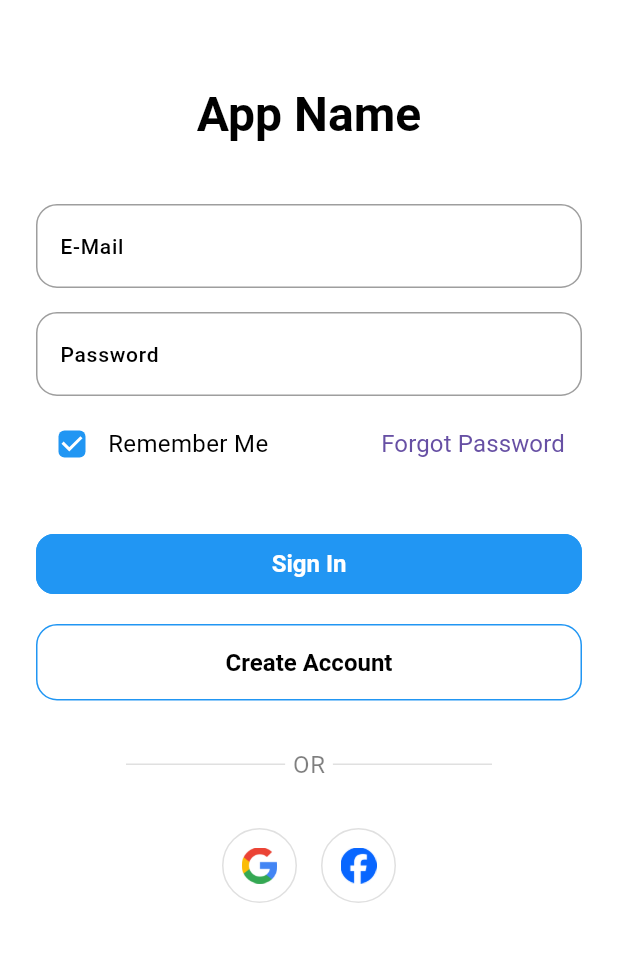
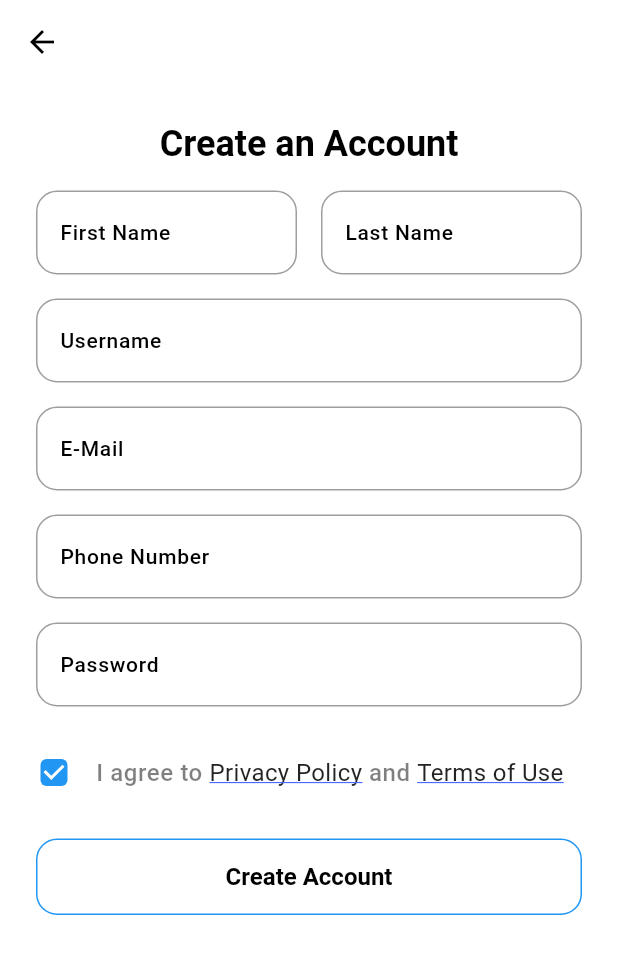
Before and after one commit to AlexanderGeorge102934/westloopmart, a Flutter app: the screen it shows after launch, after a tap on "Create Account", on a phone screen of 412 x 824 dp. Shown: the top 954 px of the screen. Run offline on Flutter 3.47's test engine with Material 3 defaults, Android fonts, the phone set to English and light mode, and no system bars; our stand-ins replace get; Roboto replaces fonts that are missing (Poppins).

Commit message:
Added more to login page

```diff
--- a/lib/features/authentication/screens/login/Widgets/login_form.dart
+++ b/lib/features/authentication/screens/login/Widgets/login_form.dart
@@ -1,5 +1,8 @@
 import 'package:flutter/cupertino.dart';
 import 'package:flutter/material.dart';
+import 'package:get/get.dart';
+import 'package:get/get_core/src/get_main.dart';
+import 'package:startup_app/features/authentication/screens/sign_up/create_account.dart';
 
 import '../../../../../utils/constants/sizes.dart';
 import '../../../../../utils/constants/texts.dart';
@@ -49,7 +52,7 @@ class TLoginForm extends StatelessWidget {
           SizedBox(width: double.infinity, child: ElevatedButton(onPressed: (){}, child: Text(TTexts.signIn))),
           const SizedBox(height: TSizes.spaceBtwItems),
           ///Create Account Button
-          SizedBox(width: double.infinity, child: OutlinedButton(onPressed: (){}, child: Text(TTexts.createAccount))),
+          SizedBox(width: double.infinity, child: OutlinedButton(onPressed: ()=> Get.to(()=> const CreateAccountScreen()), child: Text(TTexts.createAccount))),
 
         ],
       ),
--- a/lib/features/authentication/screens/login/login.dart
+++ b/lib/features/authentication/screens/login/login.dart
@@ -35,7 +35,6 @@ class LoginScreen extends StatelessWidget {
 
               ///Footer
               const TSocialButtons()
-
             ],
           ),
         ),
--- /dev/null
+++ b/lib/features/authentication/screens/sign_up/Widgets/create_account_header.dart
@@ -0,0 +1,22 @@
+import 'package:flutter/cupertino.dart';
+import 'package:flutter/material.dart';
+
+import '../../../../../utils/constants/sizes.dart';
+import '../../../../../utils/constants/texts.dart';
+
+class TCreateAccountHeader extends StatelessWidget {
+  const TCreateAccountHeader({
+    super.key,
+  });
+
+  @override
+  Widget build(BuildContext context) {
+    return Column(
+      crossAxisAlignment: CrossAxisAlignment.center,
+      children: [
+        Text(TTexts.signUpTitle, style: Theme.of(context).textTheme.headlineMedium,),
+        const SizedBox(height: TSizes.md),
+      ],
+    );
+  }
+}
--- /dev/null
+++ b/lib/features/authentication/screens/sign_up/create_account.dart
@@ -0,0 +1,122 @@
+import 'package:flutter/material.dart';
+import 'package:get/get.dart';
+import 'package:startup_app/common/styles/spacing_styles.dart';
+import 'package:startup_app/common/widgets/form_divider.dart';
+import 'package:startup_app/features/authentication/screens/sign_up/Widgets/create_account_header.dart';
+import 'package:startup_app/helpers/helpers.dart';
+import 'package:startup_app/utils/constants/colors.dart';
+import 'package:startup_app/utils/constants/image_strings.dart';
+import 'package:startup_app/utils/constants/sizes.dart';
+import 'package:startup_app/utils/constants/texts.dart';
+
+import '../../../../common/widgets/social_buttons.dart';
+
+class CreateAccountScreen extends StatelessWidget {
+  const CreateAccountScreen({super.key});
+
+  @override
+  Widget build(BuildContext context) {
+    final dark = THelperFunctions.isDarkMode(context);
+    return Scaffold(
+      appBar: AppBar(),
+      body: SingleChildScrollView(
+        child: Padding(
+          padding: const EdgeInsets.all(TSizes.defaultSpace),
+          child: Column(
+            children: [
+              ///Title
+              const TCreateAccountHeader(),
+
+              ///Form
+              Form(child:Column(
+                children: [
+
+                  ///First and Last Name
+                  Row(
+                    children: [
+                      ///First Name
+                      Expanded(
+                        child: TextFormField(
+                          expands: false,
+                          decoration: const InputDecoration(labelText: TTexts.firstName),
+
+                        ),
+                      ),
+                      const SizedBox(width: TSizes.spaceBtwInputFields),
+                      ///Last Name
+                      Expanded(
+                        child: TextFormField(
+                          expands: false,
+                          decoration: const InputDecoration(labelText: TTexts.lastName),
+                        ),
+                      ),
+                    ],
+                  ),
+                  const SizedBox(height: TSizes.spaceBtwInputFields),
+
+                  ///Username
+                  TextFormField(
+                    decoration: const InputDecoration(labelText: TTexts.userName),
+                  ),
+                  const SizedBox(height: TSizes.spaceBtwInputFields),
+
+                  /// Email
+                  TextFormField(
+                    decoration: const InputDecoration(labelText: TTexts.email),
+                  ),
+                  const SizedBox(height: TSizes.spaceBtwInputFields),
+
+                  ///Phone Number
+                  TextFormField(
+                    decoration: const InputDecoration(labelText: TTexts.phoneNumber),
+                  ),
+                  const SizedBox(height: TSizes.spaceBtwInputFields),
+
+                  ///Password
+                  TextFormField(
+                    decoration: const InputDecoration(labelText: TTexts.password),
+                  ),
+                  const SizedBox(height: TSizes.spaceBtwSections),
+
+                  Row(
+
+                    children: [
+                      SizedBox(width: 24, height: 24, child: Checkbox(value: true, onChanged: (value){},)),
+                      const SizedBox(width: TSizes.spaceBtwItems),
+                      Text.rich(TextSpan(
+                          children: [
+                            ///I agree to
+                            TextSpan(text: '${TTexts.iAgreeTo} ', style: Theme.of(context).textTheme.bodySmall),
+                            ///Privacy Policy
+                            TextSpan(text: '${TTexts.privacyPolicy}', style: Theme.of(context).textTheme.bodyMedium!.apply(
+                                color: dark ? TColors.white: TColors.black, decoration: TextDecoration.underline, decorationColor: dark ? TColors.white: TColors.primary),
+                            ),
+                            /// and
+                            TextSpan(text: ' and ', style: Theme.of(context).textTheme.bodySmall),
+                            ///Terms of Use
+                            TextSpan(text: '${TTexts.termsOfUse}', style: Theme.of(context).textTheme.bodyMedium!.apply(
+                                color: dark ? TColors.white: TColors.black, decoration: TextDecoration.underline, decorationColor: dark ? TColors.white: TColors.primary),
+                            ),
+                          ]
+                      ),
+                      ),
+                    ],
+                  ),
+
+                  const SizedBox(height: TSizes.spaceBtwSections),
+
+                  ///Create Account Button
+                  SizedBox(width: double.infinity, child: OutlinedButton(onPressed: (){}, child: Text(TTexts.createAccount))),
+                ],
+
+
+              ),
+
+              )
+            ],
+          ),
+        ),
+      ),
+    );
+  }
+}
--- a/lib/main.dart
+++ b/lib/main.dart
@@ -1,5 +1,7 @@
 import 'package:flutter/material.dart';
+import 'package:get/get_navigation/src/root/get_material_app.dart';
 import 'package:startup_app/features/authentication/screens/login/login.dart';
+import 'package:startup_app/features/authentication/screens/sign_up/create_account.dart';
 import 'package:startup_app/theme/theme.dart';
 
 void main() {
@@ -12,7 +14,7 @@ class MyApp extends StatelessWidget {
   // This widget is the root of your application.
   @override
   Widget build(BuildContext context) {
-    return MaterialApp(
+    return GetMaterialApp(
       debugShowCheckedModeBanner: false,
       title: 'Flutter Demo',
       themeMode: ThemeMode.system,
--- a/lib/utils/constants/texts.dart
+++ b/lib/utils/constants/texts.dart
@@ -7,7 +7,7 @@ class TTexts {
   //Authentication Headings Texts
   static const String loginTitle = "Welcome,";
   static const String loginSubTitle = "Discover your local trades."; //Change to something better
-  static const String signUpTitle = "Create an account";
+  static const String signUpTitle = "Create an Account";
   static const String appName = "App Name";
 
 
@@ -27,10 +27,11 @@ class TTexts {
   static const String orSignUpWith = "or sign up with";
   static const String iAgreeTo = "I agree to";
   static const String privacyPolicy = "Privacy Policy";
-  static const String termsOfUse = "Terms of use";
+  static const String termsOfUse = "Terms of Use";
   static const String verificationCode = "verificationCode";
   static const String resendEmail = "Resend Email";
   static const String resendEmailIn = "Resend email in";
+  static const String createAccountHeader = "create an account";
 
 
 
```
